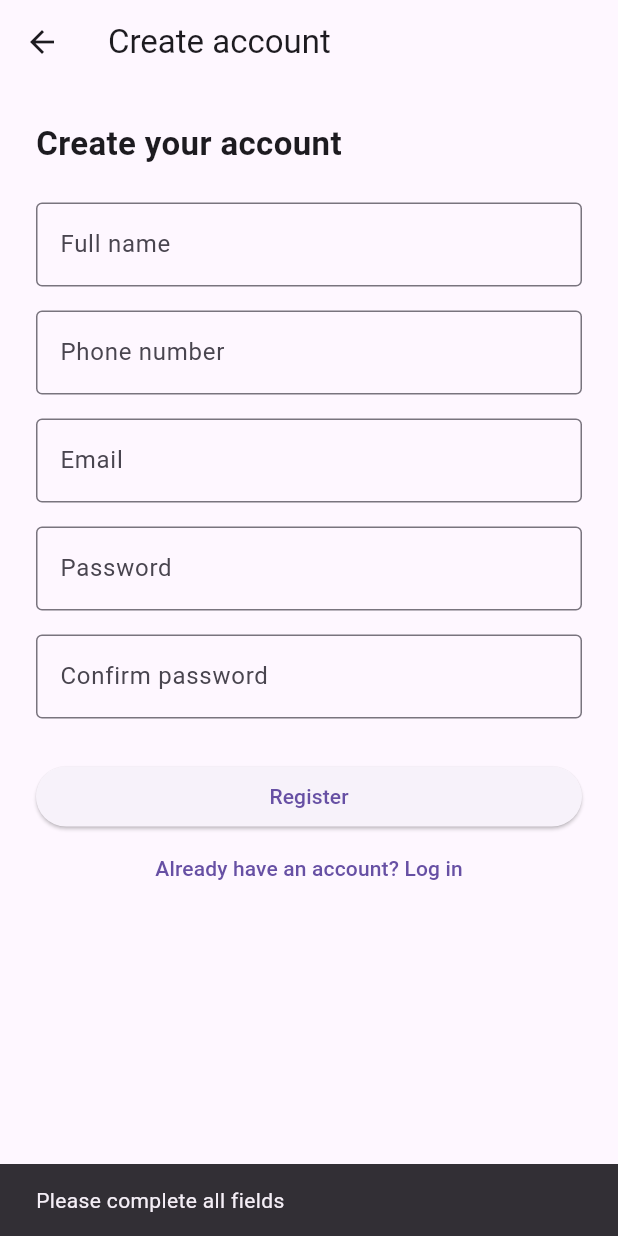
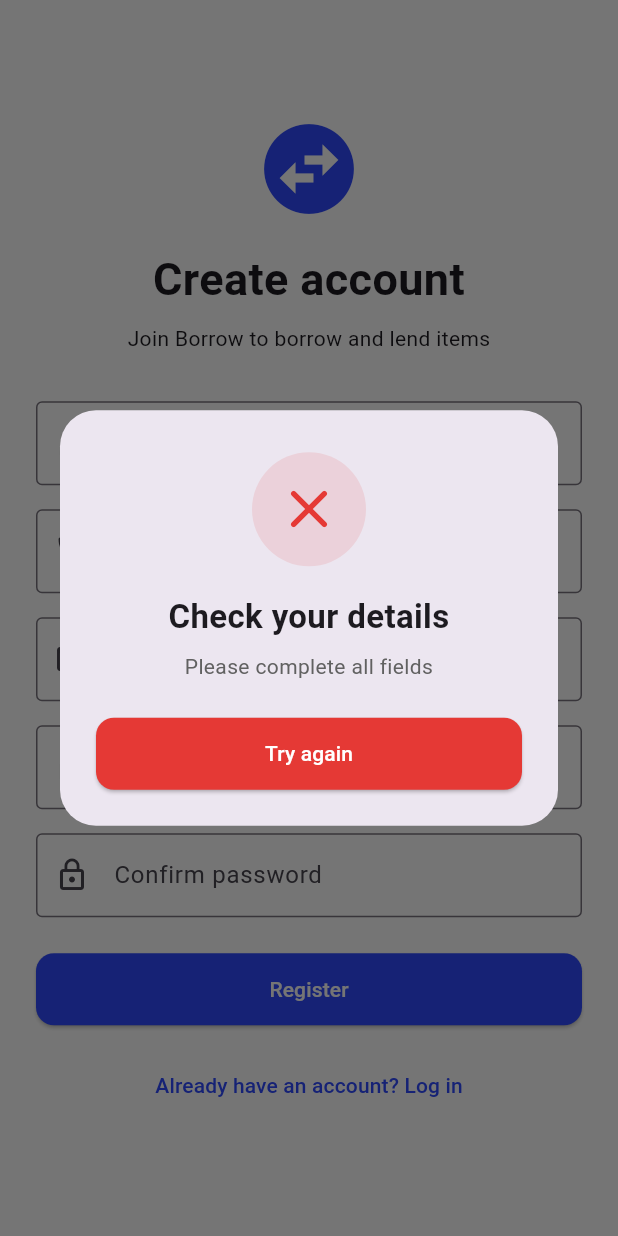
Before and after one commit to Meawdam/Mobile-Application-Development, a Flutter app: the RegisterScreen screen opened by its route, after a tap on "Register", on a phone screen of 412 x 824 dp. Run offline on Flutter 3.47's test engine with Material 3 defaults, Android fonts, the phone set to English and light mode, and no system bars; our stand-ins replace flutter_secure_storage, image_picker; accounts and stored records are empty.

Commit message:
feat: implement auth feedback dialog for login and registration processes

```diff
--- a/frontend/lib/modules/auth/register/view/register_view.dart
+++ b/frontend/lib/modules/auth/register/view/register_view.dart
@@ -1,5 +1,6 @@
 import 'package:flutter/material.dart';
 import 'package:frontend/modules/auth/register/controller/register_controller.dart';
+import 'package:frontend/modules/auth/widgets/auth_feedback_dialog.dart';
 
 class RegisterScreen extends StatefulWidget {
   final RegisterController? controller;
@@ -18,6 +19,16 @@ class _RegisterScreenState extends State<RegisterScreen> {
   final _confirmPasswordController = TextEditingController();
   late final _registerController = widget.controller ?? RegisterController();
   bool _submitting = false;
+
+  @override
+  void dispose() {
+    _usernameController.dispose();
+    _phoneNumberController.dispose();
+    _emailController.dispose();
+    _passwordController.dispose();
+    _confirmPasswordController.dispose();
+    super.dispose();
+  }
 
   Future<void> _register() async {
     if (_submitting) return;
@@ -44,8 +55,12 @@ class _RegisterScreenState extends State<RegisterScreen> {
     }
 
     if (validationMessage != null) {
-      ScaffoldMessenger.of(context)
-          .showSnackBar(SnackBar(content: Text(validationMessage)));
+      await showAuthFeedbackDialog(
+        context,
+        isSuccess: false,
+        title: 'Check your details',
+        message: validationMessage,
+      );
       return;
     }
 
@@ -61,25 +76,32 @@ class _RegisterScreenState extends State<RegisterScreen> {
       if (!mounted) return;
 
       if (success) {
-        final messenger = ScaffoldMessenger.of(context);
+        await showAuthFeedbackDialog(
+          context,
+          isSuccess: true,
+          title: 'Account created',
+          message: 'Your account is ready. You can now log in.',
+        );
+        if (!mounted) return;
         Navigator.of(context).pop();
-        messenger.showSnackBar(
-          const SnackBar(content: Text('Account created. You can now log in.')),
-        );
         return;
       }
 
-      ScaffoldMessenger.of(context).showSnackBar(
-        const SnackBar(
-          content: Text(
+      await showAuthFeedbackDialog(
+        context,
+        isSuccess: false,
+        title: 'Registration failed',
+        message:
             'Unable to create account. Email or username may already be in use.',
-          ),
-        ),
       );
     } on Exception catch (error) {
       if (!mounted) return;
-      ScaffoldMessenger.of(context)
-          .showSnackBar(SnackBar(content: Text(error.toString())));
+      await showAuthFeedbackDialog(
+        context,
+        isSuccess: false,
+        title: 'Connection error',
+        message: error.toString().replaceFirst('Exception: ', ''),
+      );
     } finally {
       if (mounted) {
         setState(() => _submitting = false);
@@ -90,21 +112,50 @@ class _RegisterScreenState extends State<RegisterScreen> {
   @override
   Widget build(BuildContext context) {
     return Scaffold(
-      appBar: AppBar(title: const Text('Create account')),
-      body: ListView(
+      backgroundColor: Colors.white,
+      body: SafeArea(
+        child: LayoutBuilder(
+          builder: (context, constraints) => SingleChildScrollView(
             padding: const EdgeInsets.all(24),
+            child: ConstrainedBox(
+              constraints: BoxConstraints(
+                minHeight: constraints.maxHeight - 48,
+              ),
+              child: Center(
+                child: ConstrainedBox(
+                  constraints: const BoxConstraints(maxWidth: 480),
+                  child: Column(
+                    mainAxisAlignment: MainAxisAlignment.center,
+                    crossAxisAlignment: CrossAxisAlignment.stretch,
                     children: [
+                      const Icon(
+                        Icons.swap_horizontal_circle,
+                        size: 72,
+                        color: Color(0xFF2F4BFF),
+                      ),
+                      const SizedBox(height: 16),
                       const Text(
-            'Create your account',
-            style: TextStyle(fontSize: 22, fontWeight: FontWeight.bold),
+                        'Create account',
+                        textAlign: TextAlign.center,
+                        style: TextStyle(
+                          fontSize: 30,
+                          fontWeight: FontWeight.bold,
                         ),
-          const SizedBox(height: 24),
+                      ),
+                      const SizedBox(height: 8),
+                      const Text(
+                        'Join Borrow to borrow and lend items',
+                        textAlign: TextAlign.center,
+                      ),
+                      const SizedBox(height: 32),
                       TextField(
                         controller: _usernameController,
+                        textCapitalization: TextCapitalization.words,
                         decoration: const InputDecoration(
                           labelText: 'Full name',
                           hintText: 'Enter your full name',
                           border: OutlineInputBorder(),
+                          prefixIcon: Icon(Icons.person_outline),
                         ),
                       ),
                       const SizedBox(height: 16),
@@ -115,6 +166,7 @@ class _RegisterScreenState extends State<RegisterScreen> {
                           labelText: 'Phone number',
                           hintText: 'Enter your phone number',
                           border: OutlineInputBorder(),
+                          prefixIcon: Icon(Icons.phone_outlined),
                         ),
                       ),
                       const SizedBox(height: 16),
@@ -123,8 +175,9 @@ class _RegisterScreenState extends State<RegisterScreen> {
                         keyboardType: TextInputType.emailAddress,
                         decoration: const InputDecoration(
                           labelText: 'Email',
-              hintText: 'example@email.com',
+                          hintText: 'name@university.ac.th',
                           border: OutlineInputBorder(),
+                          prefixIcon: Icon(Icons.email_outlined),
                         ),
                       ),
                       const SizedBox(height: 16),
@@ -135,29 +188,52 @@ class _RegisterScreenState extends State<RegisterScreen> {
                           labelText: 'Password',
                           hintText: 'At least 8 characters',
                           border: OutlineInputBorder(),
+                          prefixIcon: Icon(Icons.lock_outline),
                         ),
                       ),
                       const SizedBox(height: 16),
                       TextField(
                         controller: _confirmPasswordController,
                         obscureText: true,
+                        onSubmitted: (_) => _register(),
                         decoration: const InputDecoration(
                           labelText: 'Confirm password',
-              hintText: 'Re-enter password',
+                          hintText: 'Re-enter your password',
                           border: OutlineInputBorder(),
+                          prefixIcon: Icon(Icons.lock_outline),
                         ),
                       ),
-          const SizedBox(height: 28),
+                      const SizedBox(height: 24),
                       ElevatedButton(
                         onPressed: _submitting ? null : _register,
+                        style: ElevatedButton.styleFrom(
+                          backgroundColor: const Color(0xFF2F4BFF),
+                          foregroundColor: Colors.white,
+                          minimumSize: const Size.fromHeight(48),
+                          shape: RoundedRectangleBorder(
+                            borderRadius: BorderRadius.circular(12),
+                          ),
+                        ),
                         child: Text(_submitting ? 'Registering...' : 'Register'),
                       ),
+                      const SizedBox(height: 16),
                       TextButton(
-            onPressed: _submitting ? null : () => Navigator.of(context).pop(),
+                        onPressed: _submitting
+                            ? null
+                            : () => Navigator.of(context).pop(),
+                        style: TextButton.styleFrom(
+                          foregroundColor: const Color(0xFF2F4BFF),
+                        ),
                         child: const Text('Already have an account? Log in'),
                       ),
                     ],
                   ),
+                ),
+              ),
+            ),
+          ),
+        ),
+      ),
     );
   }
 }
--- /dev/null
+++ b/frontend/lib/modules/auth/widgets/auth_feedback_dialog.dart
@@ -0,0 +1,64 @@
+import 'package:flutter/material.dart';
+
+Future<void> showAuthFeedbackDialog(
+  BuildContext context, {
+  required bool isSuccess,
+  required String title,
+  required String message,
+}) {
+  final color = isSuccess ? Colors.green.shade600 : Colors.red.shade600;
+  final icon = isSuccess ? Icons.check_rounded : Icons.close_rounded;
+
+  return showDialog<void>(
+    context: context,
+    barrierDismissible: false,
+    builder: (dialogContext) => Dialog(
+      shape: RoundedRectangleBorder(borderRadius: BorderRadius.circular(24)),
+      child: Padding(
+        padding: const EdgeInsets.fromLTRB(24, 28, 24, 24),
+        child: Column(
+          mainAxisSize: MainAxisSize.min,
+          children: [
+            Container(
+              width: 76,
+              height: 76,
+              decoration: BoxDecoration(
+                color: color.withValues(alpha: 0.12),
+                shape: BoxShape.circle,
+              ),
+              child: Icon(icon, size: 44, color: color),
+            ),
+            const SizedBox(height: 18),
+            Text(
+              title,
+              textAlign: TextAlign.center,
+              style: const TextStyle(fontSize: 22, fontWeight: FontWeight.bold),
+            ),
+            const SizedBox(height: 8),
+            Text(
+              message,
+              textAlign: TextAlign.center,
+              style: TextStyle(color: Colors.grey.shade700, height: 1.4),
+            ),
+            const SizedBox(height: 24),
+            SizedBox(
+              width: double.infinity,
+              child: ElevatedButton(
+                onPressed: () => Navigator.of(dialogContext).pop(),
+                style: ElevatedButton.styleFrom(
+                  backgroundColor: color,
+                  foregroundColor: Colors.white,
+                  minimumSize: const Size.fromHeight(48),
+                  shape: RoundedRectangleBorder(
+                    borderRadius: BorderRadius.circular(12),
+                  ),
+                ),
+                child: Text(isSuccess ? 'Continue' : 'Try again'),
+              ),
+            ),
+          ],
+        ),
+      ),
+    ),
+  );
+}
```
Also changed, not shown: frontend/lib/modules/auth/login/view/login_view.dart (+35 -6 lines), 2 other files. Lines whose indentation alone changed are shown as unchanged.
